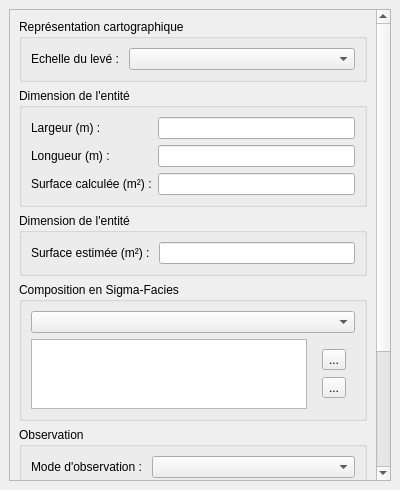
First picture: the form in src/ui/form_uvc.ui, repository IGNF/saisie_carhab, before the edit.
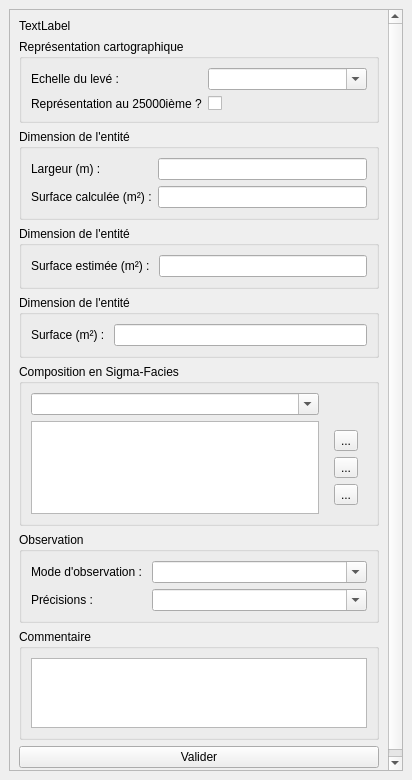
Second picture: the form after the edit. Icons and pictures are not drawn.

The edit to the form file:
```diff
--- a/src/ui/form_uvc.ui
+++ b/src/ui/form_uvc.ui
@@ -6,8 +6,8 @@
    <rect>
     <x>0</x>
     <y>0</y>
-    <width>400</width>
-    <height>490</height>
+    <width>412</width>
+    <height>780</height>
    </rect>
   </property>
   <property name="windowTitle">
@@ -24,12 +24,19 @@
        <property name="geometry">
         <rect>
          <x>0</x>
-         <y>-32</y>
-         <width>363</width>
-         <height>586</height>
+         <y>0</y>
+         <width>392</width>
+         <height>738</height>
         </rect>
        </property>
-       <layout class="QVBoxLayout" name="verticalLayout" stretch="1,1,1,0,1,1">
+       <layout class="QVBoxLayout" name="verticalLayout" stretch="0,1,1,1,0,0,1,1,0">
+        <item>
+         <widget class="QLabel" name="label_info">
+          <property name="text">
+           <string>TextLabel</string>
+          </property>
+         </widget>
+        </item>
         <item>
          <widget class="QGroupBox" name="groupBox_2">
           <property name="title">
@@ -44,7 +51,25 @@
             </widget>
            </item>
            <item row="0" column="1">
-            <widget class="QComboBox" name="ech_l_uvc"/>
+            <widget class="QComboBox" name="ech_l_uvc">
+             <property name="editable">
+              <bool>true</bool>
+             </property>
+            </widget>
+           </item>
+           <item row="1" column="1">
+            <widget class="QCheckBox" name="checkBox">
+             <property name="text">
+              <string/>
+             </property>
+            </widget>
+           </item>
+           <item row="1" column="0">
+            <widget class="QLabel" name="label_3">
+             <property name="text">
+              <string>Représentation au 25000ième ?</string>
+             </property>
+            </widget>
            </item>
           </layout>
          </widget>
@@ -62,27 +87,17 @@
              </property>
             </widget>
            </item>
-           <item row="2" column="0">
-            <widget class="QLabel" name="label_9">
-             <property name="text">
-              <string>Longueur (m) :</string>
-             </property>
-            </widget>
-           </item>
            <item row="0" column="1">
             <widget class="QLineEdit" name="larg_lin"/>
            </item>
-           <item row="2" column="1">
-            <widget class="QLineEdit" name="long_lin"/>
-           </item>
-           <item row="3" column="0">
+           <item row="2" column="0">
             <widget class="QLabel" name="label_12">
              <property name="text">
               <string>Surface calculée (m²) :</string>
              </property>
             </widget>
            </item>
-           <item row="3" column="1">
+           <item row="2" column="1">
             <widget class="QLineEdit" name="surf_uvc">
              <property name="readOnly">
               <bool>true</bool>
@@ -111,17 +126,54 @@
           </layout>
          </widget>
         </item>
+        <item>
+         <widget class="QGroupBox" name="groupBox_dim_polygon">
+          <property name="title">
+           <string>Dimension de l'entité</string>
+          </property>
+          <layout class="QFormLayout" name="formLayout_7">
+           <item row="0" column="0">
+            <widget class="QLabel" name="label_11">
+             <property name="text">
+              <string>Surface (m²) : </string>
+             </property>
+            </widget>
+           </item>
+           <item row="0" column="1">
+            <widget class="QLineEdit" name="surf_uvc_3">
+             <property name="readOnly">
+              <bool>true</bool>
+             </property>
+            </widget>
+           </item>
+          </layout>
+         </widget>
+        </item>
         <item>
          <widget class="QGroupBox" name="groupBox_dim_point_2">
           <property name="title">
            <string>Composition en Sigma-Facies</string>
           </property>
           <layout class="QGridLayout" name="gridLayout">
+           <item row="1" column="2">
+            <widget class="QListWidget" name="list_sf"/>
+           </item>
            <item row="1" column="3">
             <widget class="QWidget" name="widget" native="true">
              <layout class="QVBoxLayout" name="verticalLayout_4">
               <item>
-               <widget class="QToolButton" name="toolButton">
+               <widget class="QToolButton" name="psh_btn_add_sf">
+                <property name="text">
+                 <string>...</string>
+                </property>
+                <property name="icon">
+                 <iconset>
+                  <normaloff>:/plugins/SaisieCarhab/resources/img/add_element.png</normaloff>:/plugins/SaisieCarhab/resources/img/add_element.png</iconset>
+                </property>
+               </widget>
+              </item>
+              <item>
+               <widget class="QToolButton" name="psh_btn_del_sf">
                 <property name="text">
                  <string>...</string>
                 </property>
@@ -145,11 +197,12 @@
              </layout>
             </widget>
            </item>
-           <item row="0" column="2" colspan="2">
-            <widget class="QComboBox" name="mode_c_uvc_2"/>
-           </item>
-           <item row="1" column="2">
-            <widget class="QListWidget" name="listWidget"/>
+           <item row="0" column="2">
+            <widget class="QComboBox" name="cb_box_compo_sf">
+             <property name="editable">
+              <bool>true</bool>
+             </property>
+            </widget>
            </item>
           </layout>
          </widget>
@@ -168,10 +221,17 @@
             </widget>
            </item>
            <item row="0" column="1">
-            <widget class="QComboBox" name="mode_c_uvc"/>
+            <widget class="QComboBox" name="mode_c_uvc">
+             <property name="editable">
+              <bool>true</bool>
+             </property>
+            </widget>
            </item>
            <item row="2" column="1">
             <widget class="QComboBox" name="obs_c_uvc">
+             <property name="editable">
+              <bool>true</bool>
+             </property>
              <property name="sizeAdjustPolicy">
               <enum>QComboBox::AdjustToContents</enum>
              </property>
@@ -199,6 +259,13 @@
           </layout>
          </widget>
         </item>
+        <item>
+         <widget class="QPushButton" name="psh_btn_val_uvc">
+          <property name="text">
+           <string>Valider</string>
+          </property>
+         </widget>
+        </item>
        </layout>
       </widget>
      </widget>
```
Left out of the diff: 2 changed lines with no effect on the pictures.
